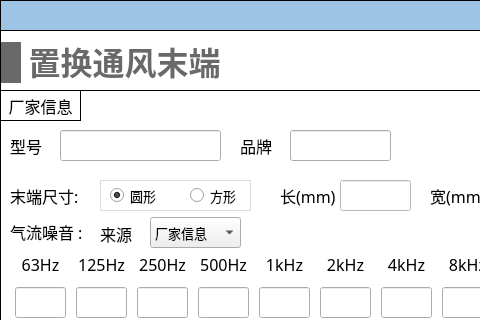
Qt form NoiseCalSoft/inputDialog/dialog_disp_vent_terminal.ui (haobana/NoiCal) before a commit; both pictures show x 0 to 480 and y 0 to 320 of the 611 by 841 pixel window.
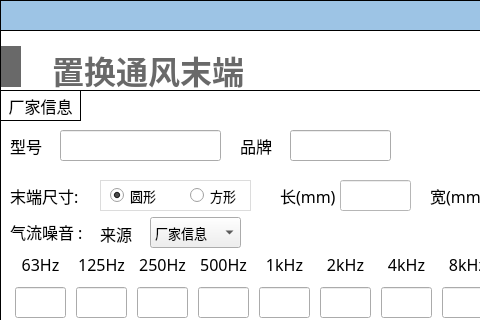
The same form after that commit. The open tabs and pages were chosen to show the change. Icons and pictures are not drawn.

The edit to the form file:
```diff
--- a/NoiseCalSoft/inputDialog/dialog_disp_vent_terminal.ui
+++ b/NoiseCalSoft/inputDialog/dialog_disp_vent_terminal.ui
@@ -85,8 +85,8 @@
      <rect>
       <x>1</x>
       <y>10</y>
-      <width>221</width>
-      <height>45</height>
+      <width>268</width>
+      <height>54</height>
      </rect>
     </property>
     <layout class="QHBoxLayout" name="horizontalLayout_28">
@@ -121,6 +121,7 @@
         <font>
          <family>Microsoft YaHei</family>
          <pointsize>24</pointsize>
+         <weight>75</weight>
          <bold>true</bold>
         </font>
        </property>
```
Left out of the diff: 41 changed lines with no effect on the pictures.
